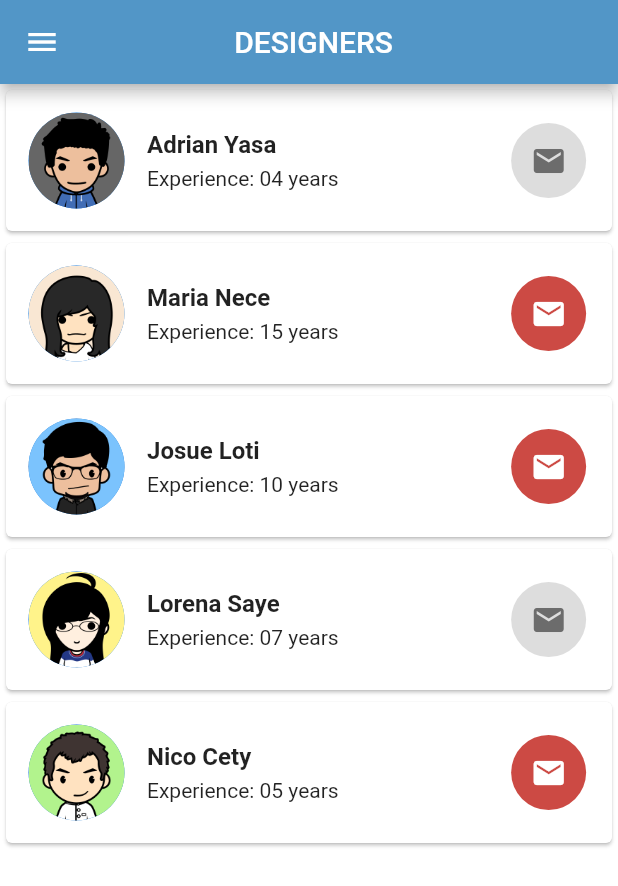
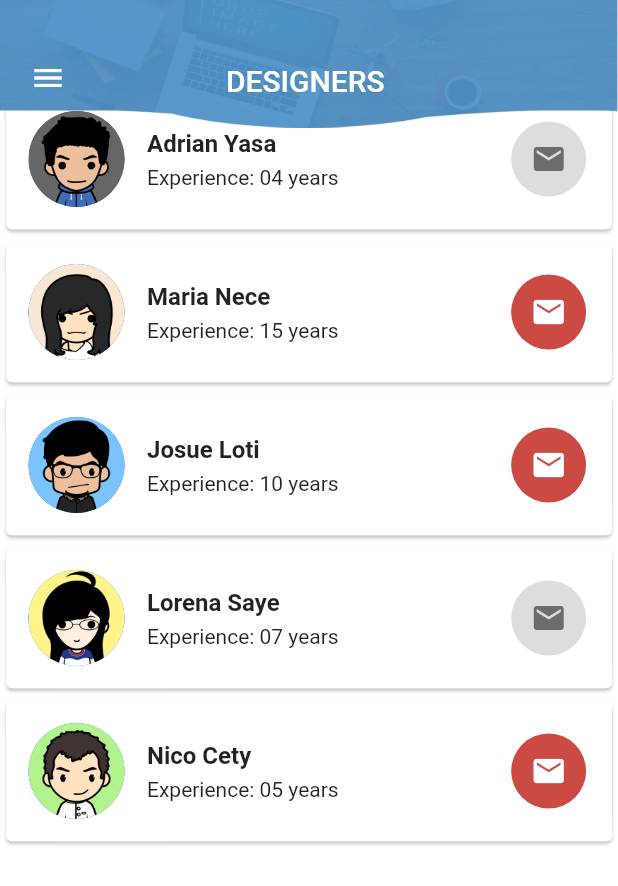
Before and after one commit to 0sw4l/Designers, a Flutter app: the screen it shows after launch, on a phone screen of 412 x 824 dp. Shown: the top 886 px of the screen. Run offline on Flutter 3.47's test engine with Material 2 defaults, Android fonts, the phone set to English and light mode, and no system bars.

Commit message:
Designers 1.2

```diff
--- a/lib/design_appbar.dart
+++ b/lib/design_appbar.dart
@@ -34,7 +34,7 @@ class DesignAppBar extends StatelessWidget{
       height: 80.0,
       padding: EdgeInsets.only(
         top: 28.0,
-        right: 10.0
+        right: 5.0
       ),
       child: Center(
         child: Text(
@@ -49,7 +49,7 @@ class DesignAppBar extends StatelessWidget{
     );
 
     final imageAppBar = Container(
-      height: 90.0,
+      height: 85.0,
       decoration: BoxDecoration(
         image: DecorationImage(
           image: AssetImage('assets/img/AppBar.png'),
--- a/lib/design_list.dart
+++ b/lib/design_list.dart
@@ -8,7 +8,9 @@ class DesignList extends StatelessWidget{
   Widget build(BuildContext context) {
     // TODO: implement build
     return Container(
-
+      margin: EdgeInsets.only(
+        top: 55.0
+      ),
       child: ListView(
         scrollDirection: Axis.vertical,
         children: <Widget>[
--- a/lib/main.dart
+++ b/lib/main.dart
@@ -13,23 +13,10 @@ class MyApp extends StatelessWidget{
       debugShowCheckedModeBanner: false,
       home: Scaffold(
         backgroundColor: Colors.white,
-        appBar: AppBar(
-          backgroundColor: Color.fromRGBO(82, 150, 199, 1),
-          title: Container(
-            padding: EdgeInsets.only(
-              right: 50.0
-            ),
-            child: Center(
-              child: Text(
-                'DESIGNERS',
-              ),
-            )
-          ),
-          leading: Icon(Icons.menu),
-        ),
         body: Stack(
           children: <Widget>[
             DesignList(),
+            DesignAppBar('Designers')
           ],
         ),
       ),
```
